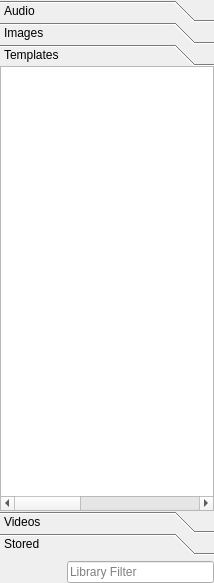
Qt form Widgets/Library/LibraryWidget.ui (CasparCG/client) before a commit.
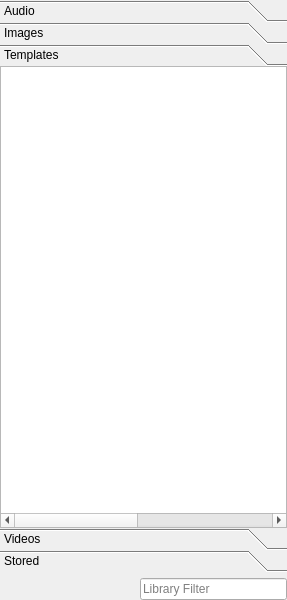
The same form after that commit.

```diff
--- a/Widgets/Library/LibraryWidget.ui
+++ b/Widgets/Library/LibraryWidget.ui
@@ -6,8 +6,8 @@
    <rect>
     <x>0</x>
     <y>0</y>
-    <width>214</width>
-    <height>583</height>
+    <width>287</width>
+    <height>600</height>
    </rect>
   </property>
   <property name="contextMenuPolicy">
@@ -179,8 +179,8 @@
        <rect>
         <x>0</x>
         <y>0</y>
-        <width>214</width>
-        <height>448</height>
+        <width>287</width>
+        <height>465</height>
        </rect>
       </property>
       <attribute name="label">
```
Left out of the diff: 16 changed lines with no effect on the pictures.
